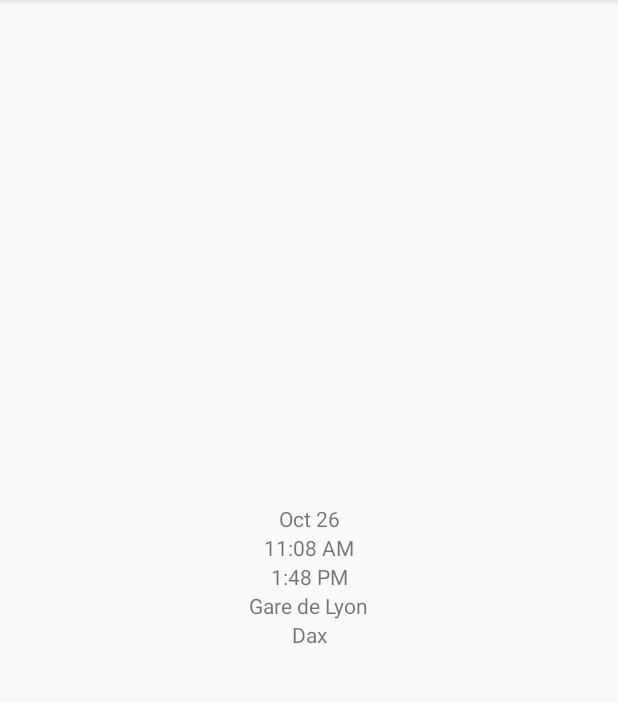
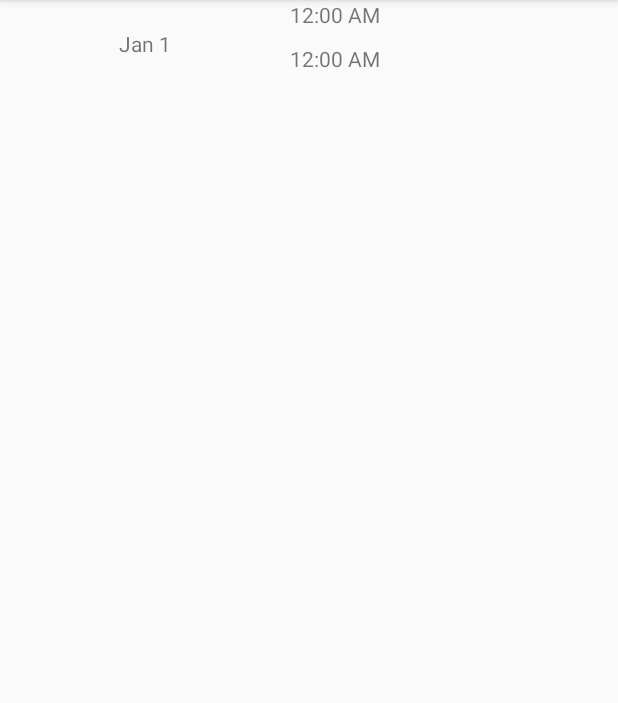
Before and after one commit to geekarist/OuiTimer, an Android app: the screen it shows after launch (MainActivity), on a phone screen of 412 x 824 dp, the part 84-787 px from its top. Run offline under Robolectric (Android 15) with nearby library versions, the phone set to English and light mode, and no system bars.

Commit message:
Implement RecyclerView

```diff
--- a/app/build.gradle
+++ b/app/build.gradle
@@ -21,6 +21,7 @@ android {
 dependencies {
     implementation fileTree(include: ['*.jar'], dir: 'libs')
     implementation 'com.android.support:appcompat-v7:26.1.0'
+    implementation 'com.android.support:recyclerview-v7:26.1.0'
     implementation 'com.android.support.constraint:constraint-layout:1.0.2'
     testImplementation 'junit:junit:4.12'
     androidTestImplementation 'com.android.support.test:runner:1.0.1'
--- a/app/src/main/java/me/cpele/traintimer/MainActivity.java
+++ b/app/src/main/java/me/cpele/traintimer/MainActivity.java
@@ -2,6 +2,8 @@ package me.cpele.traintimer;
 
 import android.support.v7.app.AppCompatActivity;
 import android.os.Bundle;
+import android.support.v7.widget.LinearLayoutManager;
+import android.support.v7.widget.RecyclerView;
 
 public class MainActivity extends AppCompatActivity {
 
@@ -9,5 +11,11 @@ public class MainActivity extends AppCompatActivity {
     protected void onCreate(Bundle savedInstanceState) {
         super.onCreate(savedInstanceState);
         setContentView(R.layout.activity_main);
+
+        RecyclerView recyclerView = findViewById(R.id.main_rv);
+        TimerAdapter adapter = new TimerAdapter();
+        adapter.add(new TimerItem());
+        recyclerView.setAdapter(adapter);
+        recyclerView.setLayoutManager(new LinearLayoutManager(this));
     }
 }
--- /dev/null
+++ b/app/src/main/java/me/cpele/traintimer/TimerAdapter.java
@@ -0,0 +1,37 @@
+package me.cpele.traintimer;
+
+import android.support.annotation.NonNull;
+import android.support.v7.widget.RecyclerView;
+import android.view.LayoutInflater;
+import android.view.View;
+import android.view.ViewGroup;
+
+import java.util.ArrayList;
+
+class TimerAdapter extends RecyclerView.Adapter<TimerViewHolder> {
+
+    @NonNull
+    private ArrayList<TimerItem> mItems = new ArrayList<>();
+
+    @Override
+    public TimerViewHolder onCreateViewHolder(ViewGroup parent, int viewType) {
+        LayoutInflater inflater = LayoutInflater.from(parent.getContext());
+        View view = inflater.inflate(R.layout.view_item_train_timer, parent, false);
+        return new TimerViewHolder(view);
+    }
+
+    @Override
+    public void onBindViewHolder(TimerViewHolder holder, int position) {
+        TimerItem item = mItems.get(position);
+        holder.bind(item);
+    }
+
+    @Override
+    public int getItemCount() {
+        return mItems.size();
+    }
+
+    public void add(TimerItem timerItem) {
+        mItems.add(timerItem);
+    }
+}
--- /dev/null
+++ b/app/src/main/java/me/cpele/traintimer/TimerItem.java
@@ -0,0 +1,4 @@
+package me.cpele.traintimer;
+
+class TimerItem {
+}
--- /dev/null
+++ b/app/src/main/java/me/cpele/traintimer/TimerViewHolder.java
@@ -0,0 +1,20 @@
+package me.cpele.traintimer;
+
+import android.support.v7.widget.RecyclerView;
+import android.view.View;
+
+class TimerViewHolder extends RecyclerView.ViewHolder {
+
+    public TimerViewHolder(View itemView) {
+        super(itemView);
+    }
+
+    public void bind(TimerItem item) {
+        TrainTimerView timerView = (TrainTimerView) itemView;
+
+        timerView.setDepartureDateTime(1540552080);
+        timerView.setDepartureStation("Gare de Lyon");
+        timerView.setArrivalDateTime(1540561680);
+        timerView.setArrivalStation("Dax");
+    }
+}
--- a/app/src/main/java/me/cpele/traintimer/TrainTimerView.java
+++ b/app/src/main/java/me/cpele/traintimer/TrainTimerView.java
@@ -51,4 +51,20 @@ public class TrainTimerView extends ConstraintLayout {
         TextView arrivalStationTextView = findViewById(R.id.timer_tv_arrival_station);
         arrivalStationTextView.setText(arrivalStation);
     }
+
+    public void setDepartureDateTime(int millis) {
+
+    }
+
+    public void setDepartureStation(String departure) {
+
+    }
+
+    public void setArrivalDateTime(int millis) {
+
+    }
+
+    public void setArrivalStation(String arrival) {
+
+    }
 }
--- a/app/src/main/res/layout/activity_main.xml
+++ b/app/src/main/res/layout/activity_main.xml
@@ -1,24 +1,18 @@
 <?xml version="1.0" encoding="utf-8"?>
+
 <android.support.constraint.ConstraintLayout
     xmlns:android="http://schemas.android.com/apk/res/android"
-    xmlns:app="http://schemas.android.com/apk/res-auto"
-    xmlns:custom="http://schemas.android.com/apk/res-auto"
     xmlns:tools="http://schemas.android.com/tools"
     android:layout_width="match_parent"
     android:layout_height="match_parent"
+    xmlns:app="http://schemas.android.com/apk/res-auto"
     tools:context="me.cpele.traintimer.MainActivity">
 
-    <me.cpele.traintimer.TrainTimerView
+    <android.support.v7.widget.RecyclerView
+        android:id="@+id/main_rv"
         android:layout_width="match_parent"
-        android:layout_height="wrap_content"
-        app:layout_constraintBottom_toBottomOf="parent"
-        app:layout_constraintLeft_toLeftOf="parent"
-        app:layout_constraintRight_toRightOf="parent"
-        app:layout_constraintTop_toTopOf="parent"
-        custom:arrival_datetime="1540561680"
-        custom:arrival_station="Dax"
-        custom:departure_datetime="1540552080"
-        custom:departure_station="Gare de Lyon"
+        android:layout_height="match_parent"
+        tools:listitem="@layout/view_item_train_timer"
         />
 
 </android.support.constraint.ConstraintLayout>
--- /dev/null
+++ b/app/src/main/res/layout/view_item_train_timer.xml
@@ -0,0 +1,19 @@
+<?xml version="1.0" encoding="utf-8"?>
+
+<me.cpele.traintimer.TrainTimerView
+    xmlns:android="http://schemas.android.com/apk/res/android"
+    xmlns:app="http://schemas.android.com/apk/res-auto"
+    xmlns:custom="http://schemas.android.com/tools"
+    xmlns:tools="http://schemas.android.com/tools"
+    android:layout_width="match_parent"
+    android:layout_height="wrap_content"
+    app:layout_constraintBottom_toBottomOf="parent"
+    app:layout_constraintLeft_toLeftOf="parent"
+    app:layout_constraintRight_toRightOf="parent"
+    app:layout_constraintTop_toTopOf="parent"
+    custom:arrival_datetime="1540561680"
+    custom:arrival_station="Dax"
+    custom:departure_datetime="1540552080"
+    custom:departure_station="Gare de Lyon"
+    tools:showIn="@layout/activity_main"
+    />
--- a/app/src/main/res/layout/view_train_timer.xml
+++ b/app/src/main/res/layout/view_train_timer.xml
@@ -13,9 +13,9 @@
         android:id="@+id/timer_tv_date"
         android:layout_width="wrap_content"
         android:layout_height="wrap_content"
-        app:layout_constraintBottom_toTopOf="@id/timer_tv_departure_time"
+        app:layout_constraintBottom_toBottomOf="parent"
         app:layout_constraintLeft_toLeftOf="parent"
-        app:layout_constraintRight_toRightOf="parent"
+        app:layout_constraintRight_toLeftOf="@id/timer_tv_departure_time"
         app:layout_constraintTop_toTopOf="parent"
         tools:text="26 oct"
         />
@@ -24,10 +24,10 @@
         android:id="@+id/timer_tv_departure_time"
         android:layout_width="wrap_content"
         android:layout_height="wrap_content"
-        app:layout_constraintBottom_toTopOf="@id/timer_tv_arrival_time"
-        app:layout_constraintLeft_toLeftOf="parent"
-        app:layout_constraintRight_toRightOf="parent"
-        app:layout_constraintTop_toBottomOf="@id/timer_tv_date"
+        app:layout_constraintBottom_toTopOf="@id/timer_tv_departure_time"
+        app:layout_constraintLeft_toRightOf="@id/timer_tv_date"
+        app:layout_constraintRight_toLeftOf="@id/timer_tv_departure_station"
+        app:layout_constraintTop_toTopOf="parent"
         tools:text="11:08"
         />
 
@@ -35,9 +35,9 @@
         android:id="@+id/timer_tv_arrival_time"
         android:layout_width="wrap_content"
         android:layout_height="wrap_content"
-        app:layout_constraintBottom_toBottomOf="@id/timer_tv_departure_station"
-        app:layout_constraintLeft_toLeftOf="parent"
-        app:layout_constraintRight_toRightOf="parent"
+        app:layout_constraintBottom_toBottomOf="parent"
+        app:layout_constraintLeft_toLeftOf="@id/timer_tv_departure_time"
+        app:layout_constraintRight_toRightOf="@id/timer_tv_departure_time"
         app:layout_constraintTop_toBottomOf="@id/timer_tv_departure_time"
         tools:text="13:48"
         />
@@ -46,10 +46,10 @@
         android:id="@+id/timer_tv_departure_station"
         android:layout_width="wrap_content"
         android:layout_height="wrap_content"
-        app:layout_constraintBottom_toTopOf="@id/timer_tv_arrival_station"
-        app:layout_constraintLeft_toLeftOf="parent"
+        app:layout_constraintBottom_toBottomOf="parent"
+        app:layout_constraintLeft_toRightOf="@id/timer_tv_arrival_time"
         app:layout_constraintRight_toRightOf="parent"
-        app:layout_constraintTop_toBottomOf="@id/timer_tv_arrival_time"
+        app:layout_constraintTop_toTopOf="parent"
         tools:text="Ma position"
         />
 
@@ -58,8 +58,8 @@
         android:layout_width="wrap_content"
         android:layout_height="wrap_content"
         app:layout_constraintBottom_toBottomOf="parent"
-        app:layout_constraintLeft_toLeftOf="parent"
-        app:layout_constraintRight_toRightOf="parent"
+        app:layout_constraintLeft_toLeftOf="@id/timer_tv_departure_station"
+        app:layout_constraintRight_toRightOf="@id/timer_tv_departure_station"
         app:layout_constraintTop_toBottomOf="@id/timer_tv_departure_station"
         tools:text="Dax"
         />
```
